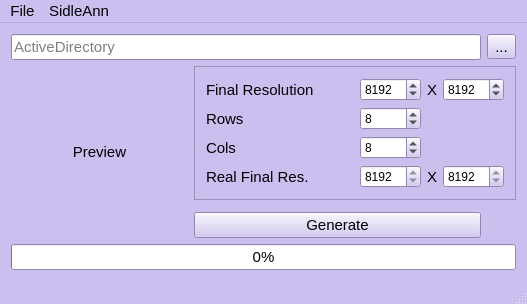
Before: the Qt Designer form mainwindow.ui in OlexandrI/SidleAnn, drawn with Qt 5.
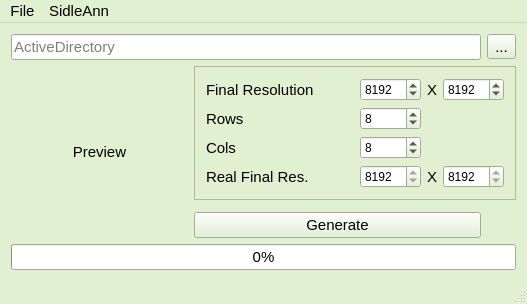
After: the same form once the commit is applied.

Patch:
```diff
--- a/mainwindow.ui
+++ b/mainwindow.ui
@@ -25,9 +25,9 @@
      <colorrole role="Button">
       <brush brushstyle="SolidPattern">
        <color alpha="255">
-        <red>203</red>
-        <green>191</green>
-        <blue>240</blue>
+        <red>225</red>
+        <green>240</green>
+        <blue>208</blue>
        </color>
       </brush>
      </colorrole>
@@ -43,27 +43,27 @@
      <colorrole role="Midlight">
       <brush brushstyle="SolidPattern">
        <color alpha="255">
-        <red>229</red>
-        <green>223</green>
-        <blue>247</blue>
+        <red>240</red>
+        <green>247</green>
+        <blue>231</blue>
        </color>
       </brush>
      </colorrole>
      <colorrole role="Dark">
       <brush brushstyle="SolidPattern">
        <color alpha="255">
-        <red>101</red>
-        <green>95</green>
-        <blue>120</blue>
+        <red>112</red>
+        <green>120</green>
+        <blue>104</blue>
        </color>
       </brush>
      </colorrole>
      <colorrole role="Mid">
       <brush brushstyle="SolidPattern">
        <color alpha="255">
-        <red>135</red>
-        <green>127</green>
-        <blue>160</blue>
+        <red>150</red>
+        <green>160</green>
+        <blue>139</blue>
        </color>
       </brush>
      </colorrole>
@@ -106,9 +106,9 @@
      <colorrole role="Window">
       <brush brushstyle="SolidPattern">
        <color alpha="255">
-        <red>203</red>
-        <green>191</green>
-        <blue>240</blue>
+        <red>225</red>
+        <green>240</green>
+        <blue>208</blue>
        </color>
       </brush>
      </colorrole>
@@ -124,9 +124,9 @@
      <colorrole role="AlternateBase">
       <brush brushstyle="SolidPattern">
        <color alpha="255">
-        <red>229</red>
-        <green>223</green>
-        <blue>247</blue>
+        <red>240</red>
+        <green>247</green>
+        <blue>231</blue>
        </color>
       </brush>
      </colorrole>
@@ -162,9 +162,9 @@
      <colorrole role="Button">
       <brush brushstyle="SolidPattern">
        <color alpha="255">
-        <red>203</red>
-        <green>191</green>
-        <blue>240</blue>
+        <red>225</red>
+        <green>240</green>
+        <blue>208</blue>
        </color>
       </brush>
      </colorrole>
@@ -180,27 +180,27 @@
      <colorrole role="Midlight">
       <brush brushstyle="SolidPattern">
        <color alpha="255">
-        <red>229</red>
-        <green>223</green>
-        <blue>247</blue>
+        <red>240</red>
+        <green>247</green>
+        <blue>231</blue>
        </color>
       </brush>
      </colorrole>
      <colorrole role="Dark">
       <brush brushstyle="SolidPattern">
        <color alpha="255">
-        <red>101</red>
-        <green>95</green>
-        <blue>120</blue>
+        <red>112</red>
+        <green>120</green>
+        <blue>104</blue>
        </color>
       </brush>
      </colorrole>
      <colorrole role="Mid">
       <brush brushstyle="SolidPattern">
        <color alpha="255">
-        <red>135</red>
-        <green>127</green>
-        <blue>160</blue>
+        <red>150</red>
+        <green>160</green>
+        <blue>139</blue>
        </color>
       </brush>
      </colorrole>
@@ -243,9 +243,9 @@
      <colorrole role="Window">
       <brush brushstyle="SolidPattern">
        <color alpha="255">
-        <red>203</red>
-        <green>191</green>
-        <blue>240</blue>
+        <red>225</red>
+        <green>240</green>
+        <blue>208</blue>
        </color>
       </brush>
      </colorrole>
@@ -261,9 +261,9 @@
      <colorrole role="AlternateBase">
       <brush brushstyle="SolidPattern">
        <color alpha="255">
-        <red>229</red>
-        <green>223</green>
-        <blue>247</blue>
+        <red>240</red>
+        <green>247</green>
+        <blue>231</blue>
        </color>
       </brush>
      </colorrole>
@@ -290,18 +290,18 @@
      <colorrole role="WindowText">
       <brush brushstyle="SolidPattern">
        <color alpha="255">
-        <red>101</red>
-        <green>95</green>
-        <blue>120</blue>
+        <red>112</red>
+        <green>120</green>
+        <blue>104</blue>
        </color>
       </brush>
      </colorrole>
      <colorrole role="Button">
       <brush brushstyle="SolidPattern">
        <color alpha="255">
-        <red>203</red>
-        <green>191</green>
-        <blue>240</blue>
+        <red>225</red>
+        <green>240</green>
+        <blue>208</blue>
        </color>
       </brush>
      </colorrole>
@@ -317,36 +317,36 @@
      <colorrole role="Midlight">
       <brush brushstyle="SolidPattern">
        <color alpha="255">
-        <red>229</red>
-        <green>223</green>
-        <blue>247</blue>
+        <red>240</red>
+        <green>247</green>
+        <blue>231</blue>
        </color>
       </brush>
      </colorrole>
      <colorrole role="Dark">
       <brush brushstyle="SolidPattern">
        <color alpha="255">
-        <red>101</red>
-        <green>95</green>
-        <blue>120</blue>
+        <red>112</red>
+        <green>120</green>
+        <blue>104</blue>
        </color>
       </brush>
      </colorrole>
      <colorrole role="Mid">
       <brush brushstyle="SolidPattern">
        <color alpha="255">
-        <red>135</red>
-        <green>127</green>
-        <blue>160</blue>
+        <red>150</red>
+        <green>160</green>
+        <blue>139</blue>
        </color>
       </brush>
      </colorrole>
      <colorrole role="Text">
       <brush brushstyle="SolidPattern">
        <color alpha="255">
-        <red>101</red>
-        <green>95</green>
-        <blue>120</blue>
+        <red>112</red>
+        <green>120</green>
+        <blue>104</blue>
        </color>
       </brush>
      </colorrole>
@@ -362,27 +362,27 @@
      <colorrole role="ButtonText">
       <brush brushstyle="SolidPattern">
        <color alpha="255">
-        <red>101</red>
-        <green>95</green>
-        <blue>120</blue>
+        <red>112</red>
+        <green>120</green>
+        <blue>104</blue>
        </color>
       </brush>
      </colorrole>
      <colorrole role="Base">
       <brush brushstyle="SolidPattern">
        <color alpha="255">
-        <red>203</red>
-        <green>191</green>
-        <blue>240</blue>
+        <red>225</red>
+        <green>240</green>
+        <blue>208</blue>
        </color>
       </brush>
      </colorrole>
      <colorrole role="Window">
       <brush brushstyle="SolidPattern">
        <color alpha="255">
-        <red>203</red>
-        <green>191</green>
-        <blue>240</blue>
+        <red>225</red>
+        <green>240</green>
+        <blue>208</blue>
        </color>
       </brush>
      </colorrole>
@@ -398,9 +398,9 @@
      <colorrole role="AlternateBase">
       <brush brushstyle="SolidPattern">
        <color alpha="255">
-        <red>203</red>
-        <green>191</green>
-        <blue>240</blue>
+        <red>225</red>
+        <green>240</green>
+        <blue>208</blue>
        </color>
       </brush>
      </colorrole>
```
